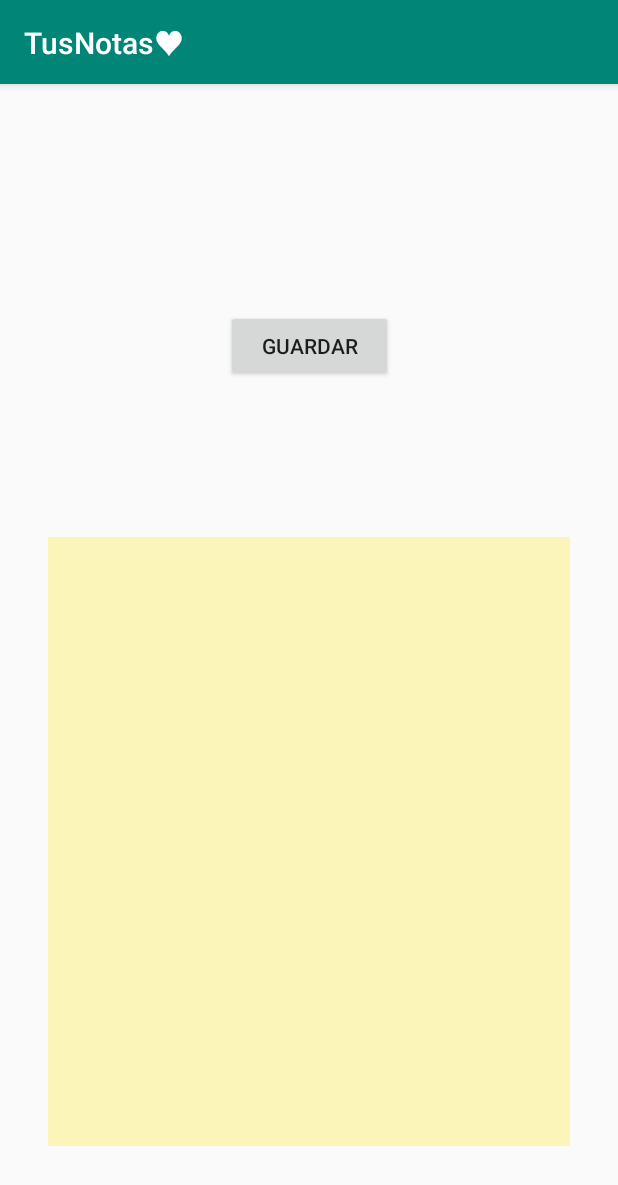
After one commit to Taco-Hack/AndroidUabcs, an Android app: the Nota screen opened directly, with no data from a screen before it, on a phone screen of 412 x 824 dp. The commit adds this screen. Shown: the top 1185 px of the screen. Run offline under Robolectric (Android 15) with nearby library versions, the phone set to English and light mode, and no system bars; our stand-ins replace Firebase (no records; nobody signed in at launch, a user with empty details on screens opened directly); 1 statement that could not run was skipped.

Commit message:
notas :+1:

```diff
--- a/app/src/main/AndroidManifest.xml
+++ b/app/src/main/AndroidManifest.xml
@@ -18,8 +18,11 @@
         android:roundIcon="@mipmap/ic_launcher_round"
         android:supportsRtl="true"
         android:theme="@style/AppTheme">
-        <!--<activity android:name=".Horarios"></activity>-->
-        <!--<activity android:name=".Edificios" />-->
+        <activity
+            android:name=".Nota"
+            android:label="TusNotas♥"></activity>
+        <!-- <activity android:name=".Horarios"></activity> -->
+        <!-- <activity android:name=".Edificios" /> -->
         <!--
              The API key for Google Maps-based APIs is defined as a string resource.
              (See the file "res/values/google_maps_api.xml").
--- a/app/src/main/java/com/Jaime/uabcsestudiantil/MainActivity.java
+++ b/app/src/main/java/com/Jaime/uabcsestudiantil/MainActivity.java
@@ -83,6 +83,7 @@ public class MainActivity extends AppCompatActivity {
                         Toast.makeText(getApplicationContext(),"Bienvenido ",Toast.LENGTH_SHORT).show();
                         Intent i = new Intent(getApplicationContext(), Menu.class);
                         b.putString("Carrera",sName);
+                        b.putString("id",sEmail);
                         i.putExtras(b);
                         startActivity(i); // descomentar
                     }
--- a/app/src/main/java/com/Jaime/uabcsestudiantil/Menu.java
+++ b/app/src/main/java/com/Jaime/uabcsestudiantil/Menu.java
@@ -14,6 +14,7 @@ public class Menu extends AppCompatActivity implements Mapita.OnFragmentInteract
         MasterHorario.OnFragmentInteractionListener{
 
     private TextView mTextMessage;
+
     Mapita m;
     Usuarios u;
     MasterHorario h;
@@ -54,14 +55,16 @@ public class Menu extends AppCompatActivity implements Mapita.OnFragmentInteract
 
         Bundle bun=getIntent().getExtras();
         String texto=bun.getString("Carrera");
+        String email=bun.getString("id");
         Bundle arg=new Bundle();
         arg.putString("Carrera",texto);
-
-        u=new Usuarios();
-        u.setArguments(arg);
+        arg.putString("id",email);
 
         m= new Mapita();
+        u=new Usuarios();
         h=new MasterHorario();
+
+        u.setArguments(arg);
         h.setArguments(arg);
         getSupportFragmentManager().beginTransaction().add(R.id.xmlContendorFragment, m).commit();
     }
--- /dev/null
+++ b/app/src/main/java/com/Jaime/uabcsestudiantil/Nota.java
@@ -0,0 +1,90 @@
+package com.Jaime.uabcsestudiantil;
+
+import android.support.v7.app.AppCompatActivity;
+import android.os.Bundle;
+import android.view.View;
+import android.widget.Button;
+import android.widget.EditText;
+import android.widget.Toast;
+
+import com.Jaime.uabcsestudiantil.Adapter.AdapterMaster;
+import com.Jaime.uabcsestudiantil.Materias.Materias;
+import com.Jaime.uabcsestudiantil.Ususario.Usuario;
+import com.google.firebase.database.DataSnapshot;
+import com.google.firebase.database.DatabaseError;
+import com.google.firebase.database.DatabaseReference;
+import com.google.firebase.database.FirebaseDatabase;
+import com.google.firebase.database.ValueEventListener;
+
+import java.util.ArrayList;
+
+public class Nota extends AppCompatActivity {
+
+    private DatabaseReference bd;
+    ArrayList<Usuario> listMat;
+    String email;
+    EditText nota;
+    Button guardar;
+    Usuario user;
+
+    @Override
+    protected void onCreate(Bundle savedInstanceState) {
+        super.onCreate(savedInstanceState);
+        setContentView(R.layout.activity_nota);
+
+        bd= FirebaseDatabase.getInstance().getReference();
+        guardar=findViewById(R.id.fBtnGua);
+        nota=findViewById(R.id.fTxtNota);
+        listMat = new ArrayList<Usuario>();
+
+        Bundle bun=getIntent().getExtras();
+        email=bun.getString("id");
+        user=new Usuario();
+
+        consulta();
+
+        guardar.setOnClickListener(new View.OnClickListener() {
+            @Override
+            public void onClick(View v) {
+                user.setNotas(nota.getText().toString());
+                bd.child("Usuario").child(user.getEmail()).setValue(user);
+                Toast.makeText(getApplicationContext(),"Guardado correcto",Toast.LENGTH_SHORT).show();
+            }
+        });
+
+    }
+
+    public void consulta(){
+        bd.child("Usuario").addValueEventListener(new ValueEventListener() {
+            @Override
+            public void onDataChange( DataSnapshot dataSnapshot) {
+
+                //Toast.makeText(getContext()," sipi ", Toast.LENGTH_SHORT).show();
+
+                for (DataSnapshot snapshot:dataSnapshot.getChildren() ){
+                    //Toast.makeText(getContext()," s ",Toast.LENGTH_SHORT).show();
+                    Usuario a= snapshot.getValue(Usuario.class);
+                    listMat.add(a);
+                }
+                cicloForEach();
+                //Toast.makeText(getContext()," "+listMat.size(),Toast.LENGTH_SHORT).show();
+            }
+            @Override
+            public void onCancelled( DatabaseError databaseError) {
+
+            }
+        });
+    }
+    public void cicloForEach(){
+        //Toast.makeText(getContext()," "+lisMast.size()+" ",Toast.LENGTH_SHORT).show();
+        for(Usuario a : listMat){
+            //Toast.makeText(getApplicationContext(),a.getEmail()+" "+email,Toast.LENGTH_SHORT).show();
+            if ( a.getEmail().equals(email) ){
+                //Toast.makeText(getContext(),"simon",1).show();
+                //asignamos a un text las a.getnotas
+                user=a;
+                nota.setText(a.getNotas());
+            }
+        }
+    }
+}
--- a/app/src/main/java/com/Jaime/uabcsestudiantil/Usuarios.java
+++ b/app/src/main/java/com/Jaime/uabcsestudiantil/Usuarios.java
@@ -15,6 +15,7 @@ import android.widget.Toast;
 public class Usuarios extends Fragment {
 
     CardView horario,apuntes,califi;
+    String id;
 
     public Usuarios() {
     }
@@ -45,7 +46,9 @@ public class Usuarios extends Fragment {
                 //Toast.makeText(getContext(),"hola",Toast.LENGTH_SHORT).show();
                 Intent i = new Intent(getContext(),Horarios.class);
                 String texto=getArguments().getString("Carrera");
+                id=getArguments().getString("id");
                 i.putExtra("Carrera",texto);
+                i.putExtra("id",id);
                 startActivity(i);
 
             }
@@ -53,6 +56,12 @@ public class Usuarios extends Fragment {
         apuntes.setOnClickListener(new View.OnClickListener() {
             public void onClick(View v) {
                 Toast.makeText(getContext(),"hola",Toast.LENGTH_SHORT).show();
+                id=getArguments().getString("id");
+                Intent i = new Intent(getContext(),Nota.class);
+                Toast.makeText(getContext(),id,Toast.LENGTH_SHORT).show();
+                i.putExtra("id",id);
+                startActivity(i);
+
             }
         });
         califi.setOnClickListener(new View.OnClickListener() {
--- /dev/null
+++ b/app/src/main/res/layout/activity_nota.xml
@@ -0,0 +1,43 @@
+<?xml version="1.0" encoding="utf-8"?>
+<android.support.constraint.ConstraintLayout xmlns:android="http://schemas.android.com/apk/res/android"
+    xmlns:app="http://schemas.android.com/apk/res-auto"
+    xmlns:tools="http://schemas.android.com/tools"
+    android:layout_width="match_parent"
+    android:layout_height="match_parent"
+    tools:context=".Nota">
+
+    <EditText
+        android:id="@+id/fTxtNota"
+        android:layout_width="348dp"
+        android:layout_height="406dp"
+        android:layout_marginStart="8dp"
+        android:layout_marginTop="8dp"
+        android:layout_marginEnd="8dp"
+        android:layout_marginBottom="8dp"
+        android:background="#56FFEB3B"
+        android:ems="10"
+        android:gravity="start|top"
+        android:inputType="textMultiLine"
+        android:textCursorDrawable="@color/colorPrimary"
+        app:layout_constraintBottom_toBottomOf="parent"
+        app:layout_constraintEnd_toEndOf="parent"
+        app:layout_constraintStart_toStartOf="parent"
+        app:layout_constraintTop_toTopOf="parent"
+        app:layout_constraintVertical_bias="0.85" />
+
+    <Button
+        android:id="@+id/fBtnGua"
+        android:layout_width="111dp"
+        android:layout_height="wrap_content"
+        android:layout_marginStart="161dp"
+        android:layout_marginTop="32dp"
+        android:layout_marginEnd="162dp"
+        android:text="Guardar"
+        app:layout_constraintBottom_toTopOf="@+id/fTxtNota"
+        app:layout_constraintEnd_toEndOf="parent"
+        app:layout_constraintHorizontal_bias="0.478"
+        app:layout_constraintStart_toStartOf="parent"
+        app:layout_constraintTop_toTopOf="parent"
+        app:layout_constraintVertical_bias="0.535" />
+
+</android.support.constraint.ConstraintLayout>
```
